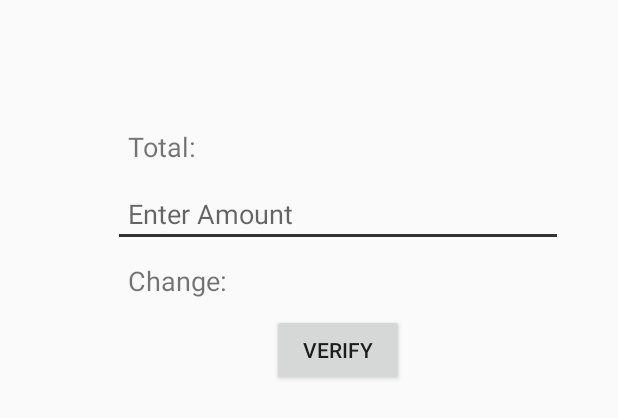
After one commit to CillianM/Summer-Challenge-Project, an Android app: the layout dialog_process_cash.xml on its own in the app's theme, with its tools: preview values and no code run, on a phone screen of 412 x 824 dp. The commit adds this screen. Shown: the top 418 px of the screen. Run offline under Robolectric (Android 15) with nearby library versions, the phone set to English and light mode, and no system bars.

Commit message:
Layout changes: 1. Checkout layout change 2. Payment layout change 3. Cash option

```diff
--- a/SimplifyApp/app/src/main/java/com/mastercard/simplifyapp/fragments/CheckoutTotalFragment.java
+++ b/SimplifyApp/app/src/main/java/com/mastercard/simplifyapp/fragments/CheckoutTotalFragment.java
@@ -43,7 +43,8 @@ public class CheckoutTotalFragment extends Fragment implements UpdateableFragmen
         checkoutCircle = (ProgressBar) view.findViewById(R.id.checkoutCircle);
         checkoutCircle.setProgress((int) (total % 100));
         String currency = getResources().getString(R.string.euro);
-        String price = currency + total;
+        String price = currency + String.format("%.2f",total);
+
         priceView.setText(price);
 
     }
@@ -53,7 +54,7 @@ public class CheckoutTotalFragment extends Fragment implements UpdateableFragmen
         total = object.getTotal();
         checkoutCircle.setProgress((int) (total % 100));
         String currency = getResources().getString(R.string.euro);
-        String price = currency + total;
+        String price = currency + String.format("%.2f",total);
         priceView.setText(price);
     }
 
--- a/SimplifyApp/app/src/main/java/com/mastercard/simplifyapp/objects/StoreItem.java
+++ b/SimplifyApp/app/src/main/java/com/mastercard/simplifyapp/objects/StoreItem.java
@@ -53,7 +53,7 @@ public class StoreItem{
 
 
     public String getPriceString() {
-        return Double.toString(price);
+        return String.format("%.2f",price);
     }
 
     public int getQuantity() {
--- /dev/null
+++ b/SimplifyApp/app/src/main/res/layout/dialog_process_cash.xml
@@ -0,0 +1,40 @@
+<?xml version="1.0" encoding="utf-8"?>
+<LinearLayout xmlns:android="http://schemas.android.com/apk/res/android"
+    android:orientation="vertical" android:layout_width="400dp"
+    android:layout_height="400dp"
+    android:layout_margin="25dp"
+    android:padding="50dp">
+
+    <TextView
+        android:id="@+id/total_due"
+        android:layout_width="match_parent"
+        android:layout_height="wrap_content"
+        android:text="Total: "
+        android:textSize="18sp"
+        android:padding="10dp"/>
+
+    <EditText
+        android:id="@+id/entered_amount"
+        android:layout_width="match_parent"
+        android:layout_height="wrap_content"
+        android:hint="Enter Amount"
+        android:padding="10dp"/>
+
+    <TextView
+        android:id="@+id/change_due"
+        android:layout_width="match_parent"
+        android:layout_height="wrap_content"
+        android:text="Change: "
+        android:textSize="18sp"
+        android:padding="10dp"/>
+
+    <Button
+        android:id="@+id/submit"
+        android:layout_width="wrap_content"
+        android:layout_height="wrap_content"
+        android:text="Verify"
+        android:layout_gravity="center"
+        android:padding="10dp"
+        />
+
+</LinearLayout>
--- a/SimplifyApp/app/src/main/res/layout/fragment_checkout_total.xml
+++ b/SimplifyApp/app/src/main/res/layout/fragment_checkout_total.xml
@@ -4,7 +4,6 @@
     android:layout_height="match_parent"
     xmlns:android="http://schemas.android.com/apk/res/android"
     android:orientation="vertical">
-
 
     <ProgressBar
         android:id="@+id/checkoutCircle"
--- /dev/null
+++ b/SimplifyApp/app/src/main/res/menu/menu_viewer.xml
@@ -0,0 +1,6 @@
+<menu xmlns:android="http://schemas.android.com/apk/res/android">
+    <item
+        android:id="@+id/action_cash"
+        android:orderInCategory="100"
+        android:title="Pay In Cash"/>
+</menu>
```
Also changed, not shown: SimplifyApp/app/src/main/java/com/mastercard/simplifyapp/PaymentActivity.java (+45 -87 lines), SimplifyApp/app/src/main/java/com/mastercard/simplifyapp/fragments/CheckoutFragment.java (+11 -5 lines), SimplifyApp/app/src/main/java/com/mastercard/simplifyapp/fragments/ProcessCashFragment.java (added, +99 -0 lines), SimplifyApp/app/src/main/res/layout/activity_payment.xml (+25 -40 lines).
